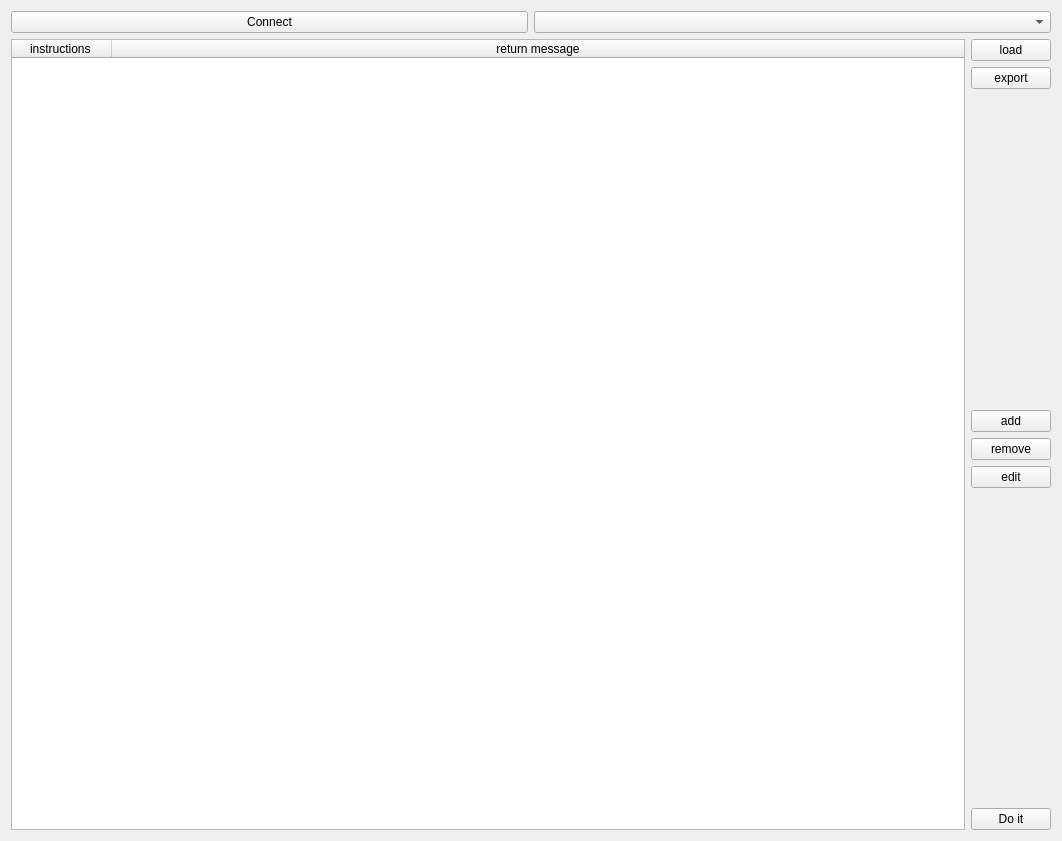
The window that UIModular/MainWindow/FunctionWidget/LaserWidget/LaserWidgetUI.ui (EddyXieFalcon/ColorAnalyst) describes before a commit, drawn with Qt 5.
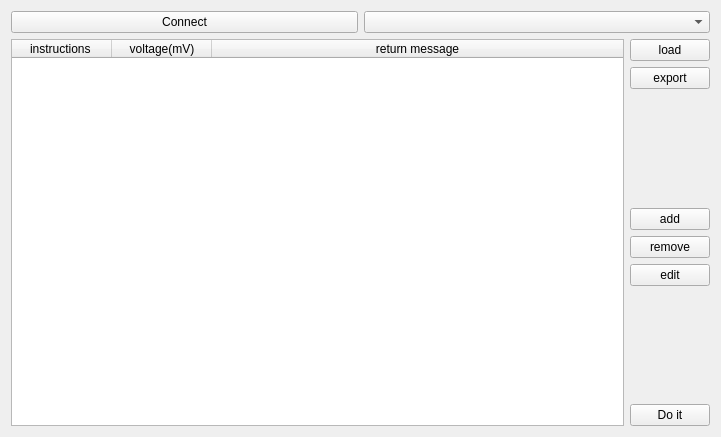
The same window after the commit.

```diff
--- a/UIModular/MainWindow/FunctionWidget/LaserWidget/LaserWidgetUI.ui
+++ b/UIModular/MainWindow/FunctionWidget/LaserWidget/LaserWidgetUI.ui
@@ -6,8 +6,8 @@
    <rect>
     <x>0</x>
     <y>0</y>
-    <width>1062</width>
-    <height>841</height>
+    <width>721</width>
+    <height>437</height>
    </rect>
   </property>
   <property name="windowTitle">
@@ -40,6 +40,11 @@
          <string>instructions </string>
         </property>
        </column>
+       <column>
+        <property name="text">
+         <string>voltage(mV)</string>
+        </property>
+       </column>
        <column>
         <property name="text">
          <string>return message</string>
```
